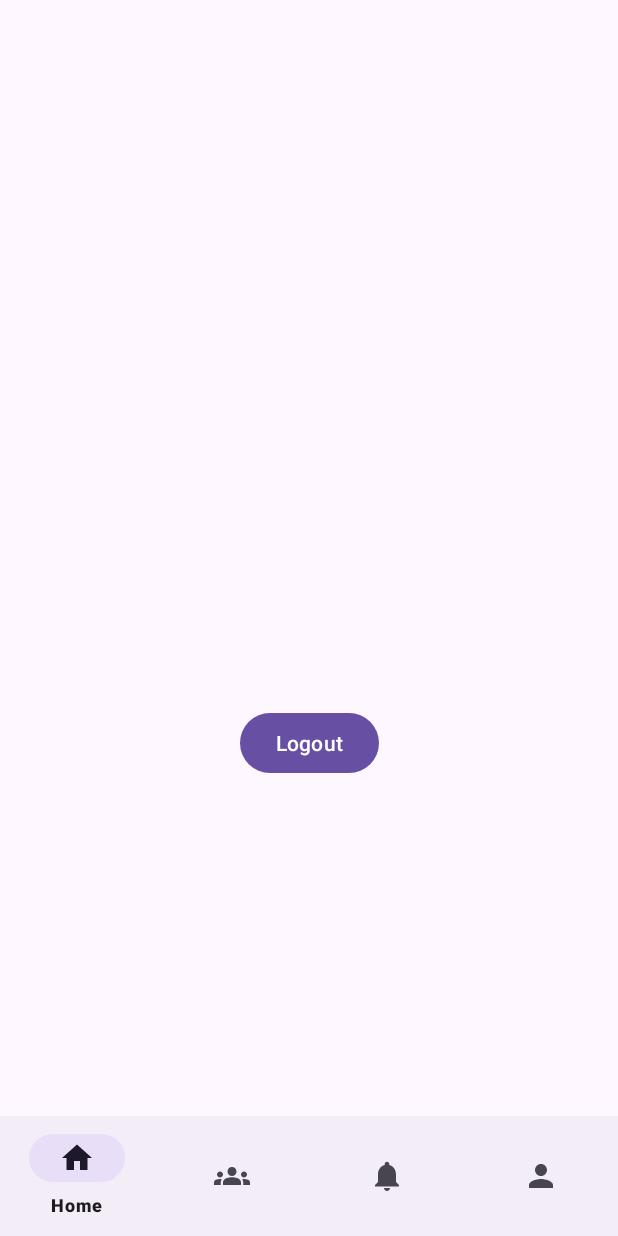
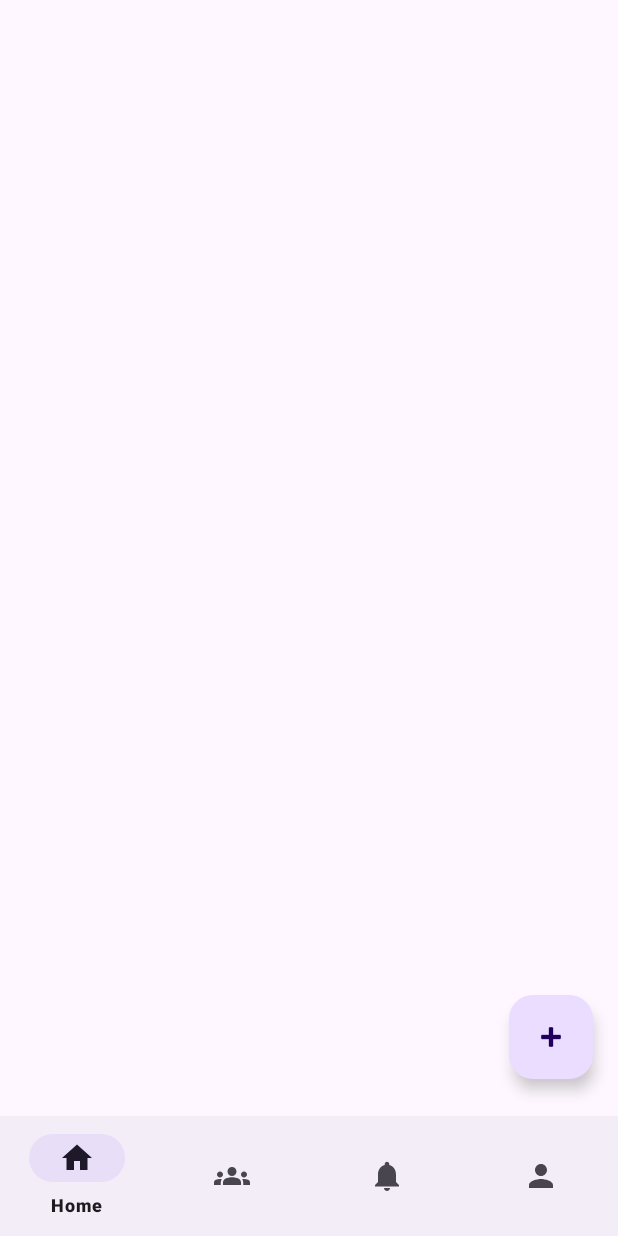
Before and after one commit to NuwanOnGit/androidapp, an Android app: the screen it shows after launch once a user with an empty profile is signed in (MainActivity), on a phone screen of 412 x 824 dp. Run offline under Robolectric (Android 15) with nearby library versions, the phone set to English and light mode, and no system bars; our stand-ins replace Firebase (no records; nobody signed in at launch, a user with empty details on screens opened directly).

Commit message:
Made navigation and fragments

```diff
--- a/app/build.gradle.kts
+++ b/app/build.gradle.kts
@@ -52,6 +52,7 @@ dependencies {
     implementation("com.google.android.material:material:1.9.0")
     implementation("androidx.constraintlayout:constraintlayout:2.1.4")
     implementation("com.google.firebase:firebase-auth-ktx:22.1.2")
+    implementation("com.google.firebase:firebase-database-ktx:20.2.2")
     testImplementation("junit:junit:4.13.2")
     androidTestImplementation("androidx.test.ext:junit:1.1.5")
     androidTestImplementation("androidx.test.espresso:espresso-core:3.5.1")
--- a/app/src/main/java/com/example/androidapp/Login.java
+++ b/app/src/main/java/com/example/androidapp/Login.java
@@ -72,10 +72,6 @@ public class Login extends AppCompatActivity {
                 String email = editTextEmail.getText().toString().trim(); // trim() removes leading and trailing spaces
                 String password = editTextPassword.getText().toString().trim();
 
-                //Or Can use below code
-//                String email, password;
-//                email = editTextEmail.getText().toString().trim();
-//                password = editTextPassword.getText().toString().trim();
 
                 //chechikng if email is empty
                 if(TextUtils.isEmpty(email)){
--- a/app/src/main/java/com/example/androidapp/MainActivity.java
+++ b/app/src/main/java/com/example/androidapp/MainActivity.java
@@ -1,19 +1,20 @@
 package com.example.androidapp;
 
+import androidx.annotation.NonNull;
 import androidx.appcompat.app.AppCompatActivity;
-import androidx.fragment.app.Fragment;
-import androidx.fragment.app.FragmentManager;
-import androidx.fragment.app.FragmentTransaction;
+
 
 import android.annotation.SuppressLint;
 import android.content.Intent;
 import android.os.Bundle;
+import android.view.MenuItem;
 import android.view.View;
 import android.widget.Button;
 import android.widget.TextView;
 
 import com.example.androidapp.databinding.ActivityMainBinding;
 import com.google.android.material.bottomnavigation.BottomNavigationView;
+import com.google.android.material.floatingactionbutton.FloatingActionButton;
 import com.google.firebase.auth.FirebaseAuth;
 import com.google.firebase.auth.FirebaseUser;
 
@@ -23,46 +24,66 @@ public class MainActivity extends AppCompatActivity {
     Button button;
     TextView textView;
     FirebaseUser user;
+    //Creating fab object
+     FloatingActionButton fab;
 
     ActivityMainBinding binding;
-    @SuppressLint({"NonConstantResourceId", "MissingInflatedId"})
+    //@SuppressLint({"NonConstantResourceId", "MissingInflatedId"})
     @Override
     protected void onCreate(Bundle savedInstanceState) {
         super.onCreate(savedInstanceState);
         setContentView(R.layout.activity_main);
 
-        mAuth = FirebaseAuth.getInstance(); // Initialize Firebase Auth
-        button = findViewById(R.id.btn_logout);
-        textView = findViewById(R.id.textView);
-        user = mAuth.getCurrentUser();
 
-        if (user == null) {
-            //user is not logged in
-            textView.setText("User is not logged in");
-            //start login activity
-            Intent intent = new Intent(getApplicationContext(), Login.class);
-            finish();
-        } else {
-            //user is logged in
-            textView.setText(user.getEmail());//get user email
-        }
-        button.setOnClickListener(new View.OnClickListener() {
+
+        //Bottom Navigation Bar code starts here
+        BottomNavigationView bottomNavigationView=findViewById(R.id.bottomNavigationView);
+        // Set Home selected
+        bottomNavigationView.setSelectedItemId(R.id.home);
+
+        //Floating action button code starts here
+        fab = findViewById(R.id.fab); // Assuming your FAB has the id 'fab' in your XML layout file
+        fab.setOnClickListener(new View.OnClickListener() {
             @Override
             public void onClick(View view) {
-                FirebaseAuth.getInstance().signOut();
-                Intent intent = new Intent(getApplicationContext(), Login.class);
-                finish();
+                //start login activity
+                Intent intent = new Intent(getApplicationContext(),AddEvents.class);
+                startActivity(intent);
             }
         });
 
 
+        // Perform item selected listener
+        bottomNavigationView.setOnNavigationItemSelectedListener(new BottomNavigationView.OnNavigationItemSelectedListener() {
+            @SuppressLint("NonConstantResourceId")
+            @Override
+            public boolean onNavigationItemSelected(@NonNull MenuItem item) {
 
+                int itemId = item.getItemId();
+
+                if (itemId == R.id.home) {
+                    //finish();
+                    return true;
+                } else if (itemId == R.id.talent) {
+                    startActivity(new Intent(getApplicationContext(), Talent.class));
+                    overridePendingTransition(0, 0);
+                    finish();
+                    return true;
+                } else if (itemId == R.id.profile) {
+                    startActivity(new Intent(getApplicationContext(), Profile.class));
+                    overridePendingTransition(0, 0);
+                    finish();
+                    return true;
+                } else if (itemId == R.id.activities) {
+                    startActivity(new Intent(getApplicationContext(), Activities.class));
+                    overridePendingTransition(0, 0);
+                    finish();
+                    return true;
+                }
+                return false;
+            }
+        });
 
     }
-//    private void replaceFragment(Fragment fragment){
-//        FragmentManager fragmentManager = getSupportFragmentManager();
-//        FragmentTransaction fragmentTransaction = fragmentManager.beginTransaction();
-//        fragmentTransaction.replace(R.id.frameLayout, fragment);
-//        fragmentTransaction.commit();
-//    }
+
 }
--- a/app/src/main/res/layout/activity_main.xml
+++ b/app/src/main/res/layout/activity_main.xml
@@ -6,26 +6,6 @@
     android:layout_height="match_parent"
     tools:context=".MainActivity">
 
-    <TextView
-        android:id="@+id/textView"
-        android:layout_width="wrap_content"
-        android:layout_height="wrap_content"
-        android:text="Hello World!"
-        app:layout_constraintBottom_toBottomOf="parent"
-        app:layout_constraintEnd_toEndOf="parent"
-        app:layout_constraintStart_toStartOf="parent"
-        app:layout_constraintTop_toTopOf="parent" />
-
-    <Button
-        android:id="@+id/btn_logout"
-        android:layout_width="wrap_content"
-        android:layout_height="wrap_content"
-        android:text="@string/logout"
-        app:layout_constraintBottom_toBottomOf="parent"
-        app:layout_constraintEnd_toEndOf="parent"
-        app:layout_constraintStart_toStartOf="parent"
-        app:layout_constraintTop_toTopOf="parent"
-        app:layout_constraintVertical_bias="0.607" />
 
     <FrameLayout
         android:id="@+id/frameLayout"
@@ -38,6 +18,7 @@
 
     </FrameLayout>
 
+
     <com.google.android.material.bottomnavigation.BottomNavigationView
         android:id="@+id/bottomNavigationView"
         android:layout_width="match_parent"
@@ -47,4 +28,17 @@
         app:layout_constraintStart_toStartOf="parent"
         app:menu="@menu/bottom_nav_menu"/>
 
+    <com.google.android.material.floatingactionbutton.FloatingActionButton
+        android:id="@+id/fab"
+        android:layout_width="wrap_content"
+        android:layout_height="wrap_content"
+        android:clickable="true"
+        app:layout_constraintBottom_toTopOf="@+id/bottomNavigationView"
+        app:layout_constraintEnd_toEndOf="parent"
+        app:layout_constraintHorizontal_bias="0.954"
+        app:layout_constraintStart_toStartOf="parent"
+        app:layout_constraintTop_toTopOf="parent"
+        app:layout_constraintVertical_bias="0.964"
+        app:srcCompat="@android:drawable/ic_input_add" />
+
 </androidx.constraintlayout.widget.ConstraintLayout>
--- a/app/src/main/res/menu/bottom_nav_menu.xml
+++ b/app/src/main/res/menu/bottom_nav_menu.xml
@@ -17,7 +17,7 @@
 
         />
     <item
-        android:id="@+id/activity"
+        android:id="@+id/activities"
         android:icon="@drawable/baseline_notifications_24"
         android:layout_width="wrap_content"
         android:layout_height="wrap_content"
```
Also changed, not shown: app/src/main/AndroidManifest.xml (+24 -6 lines), app/src/main/java/com/example/androidapp/Register.java (+70 -24 lines).
